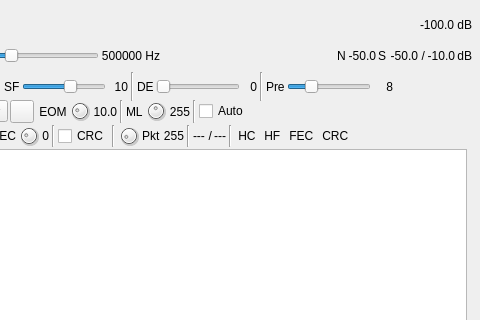
Old version of the form plugins/channelrx/demodchirpchat/chirpchatdemodgui.ui in the repository f4exb/sdrangel; both pictures show x 99 to 579 and y 0 to 320 of the 579 by 680 pixel window.
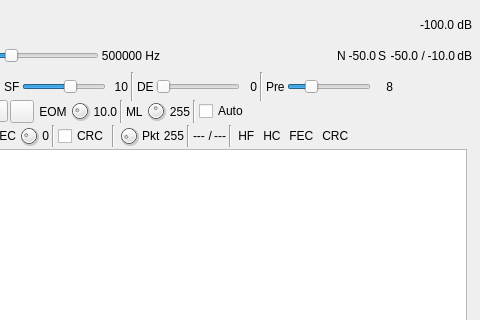
New version of the form. Icons and pictures are not drawn. Custom widgets are drawn as their Qt base class.

What changed in the file:
```diff
--- a/plugins/channelrx/demodchirpchat/chirpchatdemodgui.ui
+++ b/plugins/channelrx/demodchirpchat/chirpchatdemodgui.ui
@@ -953,16 +953,6 @@
         </property>
        </widget>
       </item>
-      <item>
-       <widget class="QLabel" name="headerCRCStatus">
-        <property name="toolTip">
-         <string>Header CRC status</string>
-        </property>
-        <property name="text">
-         <string> HC </string>
-        </property>
-       </widget>
-      </item>
       <item>
        <widget class="QLabel" name="headerHammingStatus">
         <property name="toolTip">
@@ -973,6 +963,16 @@
         </property>
        </widget>
       </item>
+      <item>
+       <widget class="QLabel" name="headerCRCStatus">
+        <property name="toolTip">
+         <string>Header CRC status</string>
+        </property>
+        <property name="text">
+         <string> HC </string>
+        </property>
+       </widget>
+      </item>
       <item>
        <widget class="QLabel" name="payloadFECStatus">
         <property name="toolTip">
```
